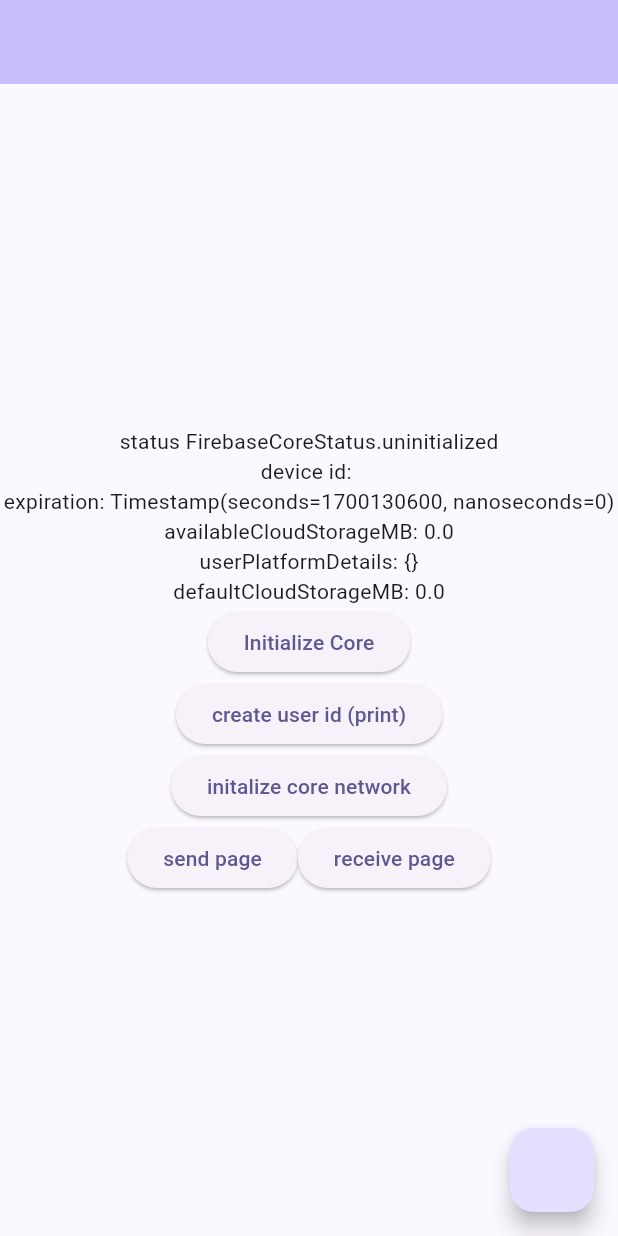
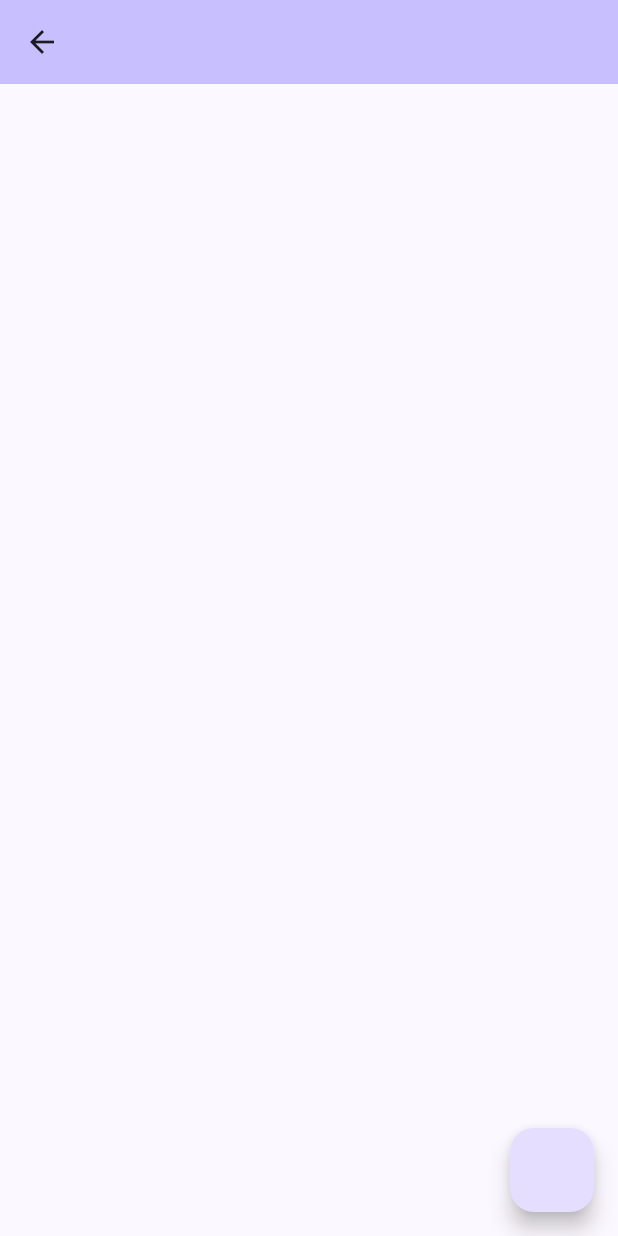
Before and after one commit to CanArslanDev/flutter_transfer_app_core, a Flutter app: the screen it shows after launch, after a tap on "receive page", on a phone screen of 412 x 824 dp. Run offline on Flutter 3.47's test engine with Material 2 defaults, Android fonts, the phone set to English and light mode, and no system bars; our stand-ins replace cloud_firestore, device_info_plus, firebase_core, flutter_bloc, flutter_secure_storage; missing offline and left inert: flutter_udid, ntp; accounts and stored records are empty.

Commit message:
modified:   .dart_tool/flutter_build/1f4a3b71a762f82d3105ee1819a493f9/.filecache 	modified:   .dart_tool/flutter_build/1f4a3b71a762f82d3105ee1819a493f9/app.dill 	modified:   .dart_tool/flutter_build/1f4a3b71a762f82d3105ee1819a493f9/kernel_snapshot.d 	modified:   .dart_tool/flutter_build/1f4a3b71a762f82d3105ee1819a493f9/kernel_snapshot.stamp 	modified:   .dart_tool/package_config.json 	modified:   .dart_tool/package_config_subset 	modified:   .dart_tool/version 	modified:   .flutter-plugins 	modified:   .flutter-plugins-dependencies 	new file:   .vscode/settings.json 	modified:   lib/core/base_core/core_system.dart 	modified:   lib/core/firebase_core.dart 	modified:   lib/core/user/user_bloc.dart     modified:   lib/core/user/user_model.dart 	new file:   lib/receive_page.dart 	modified:   lib/test_page.dart

```diff
--- a/lib/core/base_core/core_system.dart
+++ b/lib/core/base_core/core_system.dart
@@ -50,7 +50,8 @@
       final doc = docSnapshotuser.data();
       if (doc!['token'] != null &&
           doc['expiration'] != null &&
-          doc['appID'] != null &&
+          doc['connectionID'] != null &&
+          doc['connectionRequest'] != null &&
           doc['availableCloudStorageMB'] != null) {
         return true;
       } else {
--- a/lib/core/firebase_core.dart
+++ b/lib/core/firebase_core.dart
@@ -91,11 +91,12 @@
     final deviceToken = await FirebaseCoreSystem().getDeviceToken();
     final userPlatformDetails = await FirebaseCoreSystem().deviceDetailsAsMap();
     final expiration = await FirebaseCore().getServerTimestamp();
-    final appID = BlocProvider.of<UserBloc>(
+    final connectionID = BlocProvider.of<UserBloc>(
       NavigationService.navigatorKey.currentContext!,
     ).getID();
     final userData = <String, dynamic>{
-      'appID': appID,
+      'connectionRequest': <Map<dynamic, dynamic>>{},
+      'connectionID': connectionID,
       'username': 'User',
       'token': deviceToken,
       'expiration': expiration,
--- a/lib/core/user/user_bloc.dart
+++ b/lib/core/user/user_bloc.dart
@@ -10,7 +10,8 @@
               userPlatformDetails: {},
               expiration: Timestamp.now(),
               availableCloudStorageMB: 0,
-              token: ''),
+              token: '',
+              connectionRequest: []),
         );
 
   void setID(String deviceID) {
@@ -39,7 +40,13 @@
     final DocumentReference reference =
         FirebaseFirestore.instance.collection('users').doc(state.token);
     reference.snapshots().listen((querySnapshot) {
-      print(querySnapshot.data());
+      final userFirebaseData = querySnapshot.data()! as Map<dynamic, dynamic>;
+      emit(
+        state.copyWith(
+          connectionRequest:
+              userFirebaseData['connectionRequest'] as List<dynamic>,
+        ),
+      );
     });
   }
 
--- a/lib/core/user/user_model.dart
+++ b/lib/core/user/user_model.dart
@@ -7,19 +7,22 @@
     required this.expiration,
     required this.availableCloudStorageMB,
     required this.token,
+    required this.connectionRequest,
   });
   String deviceID;
   Map<String, dynamic> userPlatformDetails;
   Timestamp expiration;
   double availableCloudStorageMB;
   String token;
+  List<dynamic> connectionRequest;
 
   UserModel copyWith(
       {String? deviceID,
       Map<String, dynamic>? userPlatformDetails,
       Timestamp? expiration,
       double? availableCloudStorageMB,
-      String? token}) {
+      String? token,
+      List<dynamic>? connectionRequest}) {
     return UserModel(
       deviceID: deviceID ?? this.deviceID,
       userPlatformDetails: userPlatformDetails ?? this.userPlatformDetails,
@@ -27,6 +30,7 @@
       availableCloudStorageMB:
           availableCloudStorageMB ?? this.availableCloudStorageMB,
       token: token ?? this.token,
+      connectionRequest: connectionRequest ?? this.connectionRequest,
     );
   }
 }
--- /dev/null
+++ b/lib/receive_page.dart
@@ -0,0 +1,47 @@
+import 'package:cloud_firestore/cloud_firestore.dart';
+import 'package:flutter/foundation.dart';
+import 'package:flutter/material.dart';
+import 'package:flutter_bloc/flutter_bloc.dart';
+import 'package:flutter_fast_transfer_firebase_core/core/base_core/core_system.dart';
+import 'package:flutter_fast_transfer_firebase_core/core/user/user_bloc.dart';
+import 'package:flutter_fast_transfer_firebase_core/core/user/user_model.dart';
+
+class ReceivePage extends StatelessWidget {
+  const ReceivePage({super.key});
+
+  @override
+  Widget build(BuildContext context) {
+    return Scaffold(
+      appBar: AppBar(
+        backgroundColor: Theme.of(context).colorScheme.inversePrimary,
+      ),
+      floatingActionButton: FloatingActionButton(onPressed: () async {
+        final deviceToken = await FirebaseCoreSystem().getDeviceToken();
+
+        final collectionuser =
+            FirebaseFirestore.instance.collection('users').doc(deviceToken);
+        final docSnapshotuser = await collectionuser.get();
+        final doc = docSnapshotuser.data();
+        final connectionRequest = doc!['connectionRequest'] as List<dynamic>;
+        connectionRequest.add({
+          'requestUserDeviceToken':
+              '17424f43da2b63f82faee98d00209a7d4823afab620ec64e0c2dded07ba2b0a3'
+        });
+        await FirebaseFirestore.instance
+            .collection('users')
+            .doc(deviceToken)
+            .update({'connectionRequest': connectionRequest});
+      }),
+      body: BlocBuilder<UserBloc, UserModel>(
+        builder: (context, state) => Column(
+          children: [
+            for (final state1 in state.connectionRequest)
+              Text(
+                state1['requestUserDeviceToken'].toString(),
+              ),
+          ],
+        ),
+      ),
+    );
+  }
+}
--- a/lib/test_page.dart
+++ b/lib/test_page.dart
@@ -6,6 +6,7 @@
 import 'package:flutter_fast_transfer_firebase_core/core/firebase_core.dart';
 import 'package:flutter_fast_transfer_firebase_core/core/user/user_bloc.dart';
 import 'package:flutter_fast_transfer_firebase_core/core/user/user_model.dart';
+import 'package:flutter_fast_transfer_firebase_core/receive_page.dart';
 import 'package:flutter_fast_transfer_firebase_core/send_page.dart';
 import 'package:flutter_fast_transfer_firebase_core/utils/multi_2_bloc_builder.dart';
 import 'package:flutter_fast_transfer_firebase_core/utils/receive_top_bar.dart';
@@ -72,7 +73,14 @@
                       child: const Text('send page'),
                     ),
                     ElevatedButton(
-                      onPressed: () async {},
+                      onPressed: () async {
+                        await Navigator.push(
+                          context,
+                          MaterialPageRoute<dynamic>(
+                            builder: (context) => const ReceivePage(),
+                          ),
+                        );
+                      },
                       child: const Text('receive page'),
                     ),
                   ],
```
Also changed, not shown: 2 other files.
